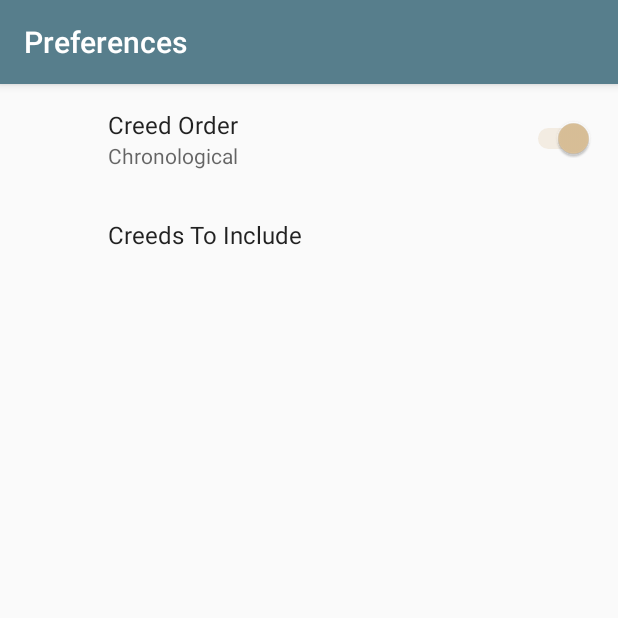
After one commit to NonlinearFruit/flotsam, an Android app: the PreferenceActivity screen opened directly, with no data from a screen before it, on a phone screen of 412 x 824 dp, the top half of it. The commit adds this screen. Run offline under Robolectric (Android 15) with nearby library versions, the phone set to English and light mode, and no system bars; our stand-ins replace androidx.preference; 1 statement that could not run was skipped.

Commit message:
Add preference options!

```diff
--- a/Creeds/app/build.gradle
+++ b/Creeds/app/build.gradle
@@ -24,6 +24,7 @@ dependencies {
     implementation 'androidx.appcompat:appcompat:1.0.2'
     implementation 'androidx.constraintlayout:constraintlayout:1.1.3'
     implementation 'com.google.code.gson:gson:2.8.6'
+    implementation 'androidx.preference_screen:preference_screen:1.0.0'
     testImplementation 'junit:junit:4.12'
     androidTestImplementation 'androidx.test:runner:1.1.1'
     androidTestImplementation 'androidx.test.espresso:espresso-core:3.1.1'
--- a/Creeds/app/src/main/AndroidManifest.xml
+++ b/Creeds/app/src/main/AndroidManifest.xml
@@ -19,6 +19,8 @@
 
         <activity android:name=".main.MainActivity"></activity>
 
+        <activity android:name=".preferences.PreferenceActivity"></activity>
+
         <activity android:name=".catechism.CatechismActivity"
             android:label="Catechism"></activity>
 
--- /dev/null
+++ b/Creeds/app/src/main/java/com/nonlinearfruit/creeds/preferences/PreferenceActivity.java
@@ -0,0 +1,15 @@
+package com.nonlinearfruit.creeds.preferences;
+
+import android.os.Bundle;
+import androidx.appcompat.app.AppCompatActivity;
+
+import com.nonlinearfruit.creeds.R;
+
+public class PreferenceActivity extends AppCompatActivity {
+    @Override
+    protected void onCreate(Bundle savedInstanceState) {
+        super.onCreate(savedInstanceState);
+        setTitle("Preferences");
+        setContentView(R.layout.activity_preferences);
+    }
+}
--- /dev/null
+++ b/Creeds/app/src/main/java/com/nonlinearfruit/creeds/preferences/PreferenceFragment.java
@@ -0,0 +1,65 @@
+package com.nonlinearfruit.creeds.preferences;
+
+import android.os.Bundle;
+
+import androidx.preference.MultiSelectListPreference;
+import androidx.preference.Preference;
+import androidx.preference.PreferenceFragmentCompat;
+
+import com.nonlinearfruit.creeds.R;
+import com.nonlinearfruit.creeds.main.MainDatabase;
+import com.nonlinearfruit.creeds.main.models.MainMenuItem;
+
+import java.util.List;
+import java.util.Set;
+
+public class PreferenceFragment extends PreferenceFragmentCompat {
+
+    private int numberOfCreeds = 0;
+
+    @Override
+    public void onCreatePreferences(Bundle bundle, String s) {
+        addPreferencesFromResource(R.xml.preference_screen);
+        MultiSelectListPreference preferredCreeds = getPreferredCreeds();
+        setPreferredCreedsEntries(preferredCreeds);
+        setPreferredCreedsListener(preferredCreeds);
+        updatePreferredCreedsSummary(preferredCreeds);
+    }
+
+    private MultiSelectListPreference getPreferredCreeds() {
+        return (MultiSelectListPreference) findPreference("creeds");
+    }
+
+    private void setPreferredCreedsEntries(MultiSelectListPreference preferedCreeds) {
+        List<MainMenuItem> items = new MainDatabase().getMainMenuItems();
+        CharSequence[] entries = new CharSequence[items.size()];
+        for(int i = 0; i < items.size(); i++) {
+            MainMenuItem item = items.get(i);
+            entries[i] = item.CreedTitle;
+        }
+        preferedCreeds.setEntries(entries);
+        preferedCreeds.setEntryValues(entries);
+        numberOfCreeds = entries.length;
+    }
+
+    private void setPreferredCreedsListener(MultiSelectListPreference preferedCreeds) {
+        preferedCreeds.setOnPreferenceChangeListener(
+                new Preference.OnPreferenceChangeListener() {
+                    @Override
+                    public boolean onPreferenceChange(Preference preference, Object newValue) {
+                        if (preference instanceof MultiSelectListPreference)
+                            updatePreferredCreedsSummary((MultiSelectListPreference) preference, (Set<String>) newValue);
+                        return true;
+                    }
+                }
+        );
+    }
+
+    private void updatePreferredCreedsSummary(MultiSelectListPreference preferedCreeds) {
+        updatePreferredCreedsSummary(preferedCreeds, preferedCreeds.getValues());
+    }
+
+    private void updatePreferredCreedsSummary(MultiSelectListPreference preferedCreeds, Set<String> values) {
+        preferedCreeds.setSummary(values.size()+" / "+numberOfCreeds);
+    }
+}
--- /dev/null
+++ b/Creeds/app/src/main/res/layout/activity_preferences.xml
@@ -0,0 +1,6 @@
+<?xml version="1.0" encoding="utf-8"?>
+<fragment xmlns:android="http://schemas.android.com/apk/res/android"
+    android:id="@+id/activity_preferences"
+    android:name="com.nonlinearfruit.creeds.preferences.PreferenceFragment"
+    android:layout_width="match_parent"
+    android:layout_height="match_parent"/>
--- a/Creeds/app/src/main/res/values/strings.xml
+++ b/Creeds/app/src/main/res/values/strings.xml
@@ -1,3 +1,4 @@
 <resources>
     <string name="app_name">Creeds</string>
+    <string-array name="empty_array"/>
 </resources>
--- /dev/null
+++ b/Creeds/app/src/main/res/xml/preference_screen.xml
@@ -0,0 +1,19 @@
+<?xml version="1.0" encoding="utf-8"?>
+<PreferenceScreen xmlns:android="http://schemas.android.com/apk/res/android"
+    android:layout_height="match_parent"
+    android:layout_width="match_parent" >
+
+    <SwitchPreference
+        android:title="Creed Order"
+        android:key="order"
+        android:defaultValue="true"
+        android:summaryOn="Chronological"
+        android:summaryOff="Alphabetical" />
+
+    <MultiSelectListPreference
+        android:title="Creeds To Include"
+        android:key="creeds"
+        android:entries="@array/empty_array"
+        android:entryValues="@array/empty_array"/>
+
+</PreferenceScreen>
```
Also changed, not shown: Creeds/app/src/main/java/com/nonlinearfruit/creeds/main/MainActivity.java (+97 -10 lines).
